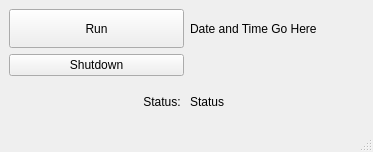
Old version of the form eldoragui/EldoraMain.ui in the repository NCAR/eldora_instrument.
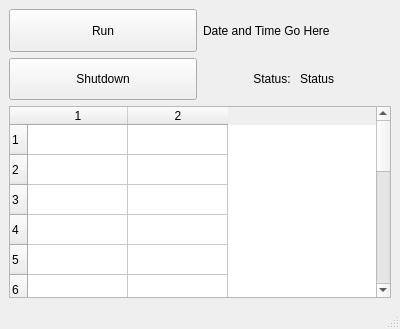
New version of the form.

Commit message: Demonstrate status reporting via RPC polling, and display in eldoragui. The status is returned as a map of rr314 byte counts.

```diff
--- a/eldoragui/EldoraMain.ui
+++ b/eldoragui/EldoraMain.ui
@@ -5,8 +5,8 @@
    <rect>
     <x>0</x>
     <y>0</y>
-    <width>373</width>
-    <height>152</height>
+    <width>400</width>
+    <height>329</height>
    </rect>
   </property>
   <property name="sizePolicy" >
@@ -21,20 +21,79 @@
    <string>Eldora Control</string>
   </property>
   <widget class="QWidget" name="centralwidget" >
-   <layout class="QGridLayout" >
+   <layout class="QVBoxLayout" >
     <property name="margin" >
      <number>9</number>
     </property>
     <property name="spacing" >
      <number>6</number>
     </property>
+    <item>
+     <layout class="QGridLayout" >
+      <property name="margin" >
+       <number>0</number>
+      </property>
+      <property name="spacing" >
+       <number>6</number>
+      </property>
     <item row="1" column="0" >
      <widget class="QPushButton" name="shutdownButton" >
+        <property name="sizePolicy" >
+         <sizepolicy>
+          <hsizetype>1</hsizetype>
+          <vsizetype>3</vsizetype>
+          <horstretch>0</horstretch>
+          <verstretch>0</verstretch>
+         </sizepolicy>
+        </property>
       <property name="text" >
        <string>Shutdown</string>
       </property>
      </widget>
     </item>
+      <item row="1" column="1" >
+       <layout class="QHBoxLayout" >
+        <property name="margin" >
+         <number>0</number>
+        </property>
+        <property name="spacing" >
+         <number>6</number>
+        </property>
+        <item>
+         <widget class="QLabel" name="label" >
+          <property name="sizePolicy" >
+           <sizepolicy>
+            <hsizetype>5</hsizetype>
+            <vsizetype>3</vsizetype>
+            <horstretch>0</horstretch>
+            <verstretch>0</verstretch>
+           </sizepolicy>
+          </property>
+          <property name="text" >
+           <string>Status: </string>
+          </property>
+          <property name="alignment" >
+           <set>Qt::AlignRight|Qt::AlignTrailing|Qt::AlignVCenter</set>
+          </property>
+         </widget>
+        </item>
+        <item>
+         <widget class="QLabel" name="statusLabel" >
+          <property name="sizePolicy" >
+           <sizepolicy>
+            <hsizetype>5</hsizetype>
+            <vsizetype>3</vsizetype>
+            <horstretch>0</horstretch>
+            <verstretch>0</verstretch>
+           </sizepolicy>
+          </property>
+          <property name="text" >
+           <string>Status</string>
+          </property>
+         </widget>
+        </item>
+       </layout>
+      </item>
     <item row="0" column="1" >
      <widget class="QLabel" name="dateTimeLabel" >
       <property name="sizePolicy" >
@@ -68,37 +127,42 @@
       </property>
      </widget>
     </item>
-    <item row="2" column="1" >
-     <widget class="QLabel" name="statusLabel" >
-      <property name="sizePolicy" >
-       <sizepolicy>
-        <hsizetype>5</hsizetype>
-        <vsizetype>3</vsizetype>
-        <horstretch>0</horstretch>
-        <verstretch>0</verstretch>
-       </sizepolicy>
-      </property>
-      <property name="text" >
-       <string>Status</string>
-      </property>
-     </widget>
+     </layout>
     </item>
-    <item row="2" column="0" >
-     <widget class="QLabel" name="label" >
+    <item>
+     <widget class="QTableWidget" name="statusTable" >
       <property name="sizePolicy" >
        <sizepolicy>
-        <hsizetype>5</hsizetype>
-        <vsizetype>3</vsizetype>
+        <hsizetype>7</hsizetype>
+        <vsizetype>4</vsizetype>
         <horstretch>0</horstretch>
         <verstretch>0</verstretch>
        </sizepolicy>
       </property>
-      <property name="text" >
-       <string>Status: </string>
+      <property name="rowCount" >
+       <number>16</number>
       </property>
-      <property name="alignment" >
-       <set>Qt::AlignRight|Qt::AlignTrailing|Qt::AlignVCenter</set>
+      <property name="columnCount" >
+       <number>2</number>
       </property>
+      <row/>
+      <row/>
+      <row/>
+      <row/>
+      <row/>
+      <row/>
+      <row/>
+      <row/>
+      <row/>
+      <row/>
+      <row/>
+      <row/>
+      <row/>
+      <row/>
+      <row/>
+      <row/>
+      <column/>
+      <column/>
      </widget>
     </item>
    </layout>
```
Left out of the diff: 2 changed lines with no effect on the pictures. Lines whose indentation alone changed are shown as unchanged. The commit also changes 5 other files.
